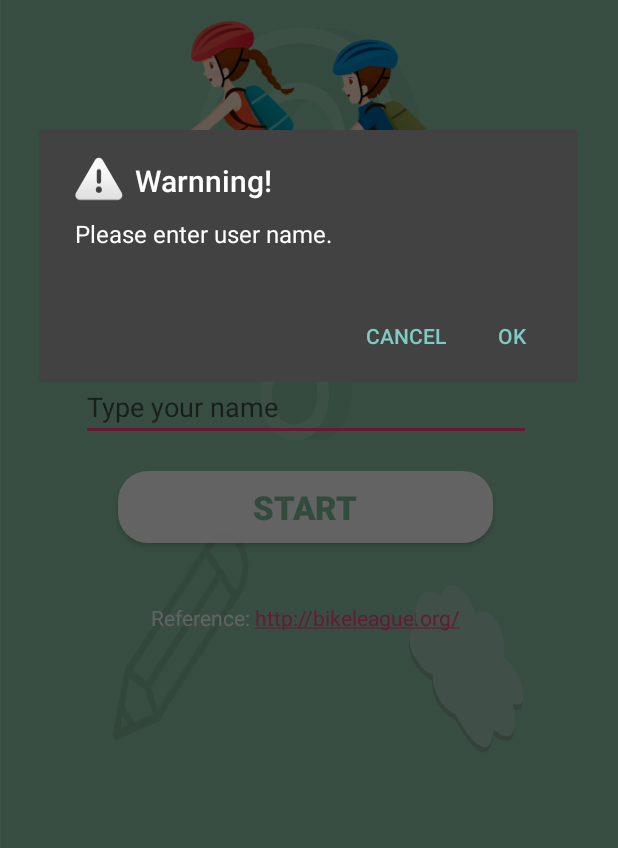
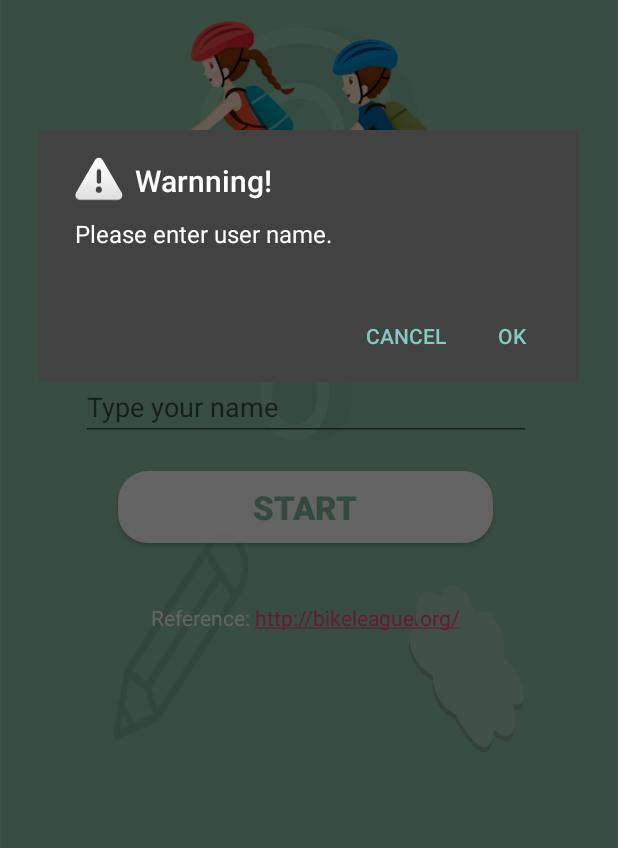
Before and after one commit to Yolongcat96/BikeSafetyQuizApp, an Android app: the screen it shows after launch (MainActivity), after a tap on "START", on a phone screen of 412 x 824 dp, the part 362-1210 px from its top. Run offline under Robolectric (Android 15) with nearby library versions, the phone set to English and light mode, and no system bars.

Commit message:
applied feedback

```diff
--- a/app/src/main/java/com/example/android/bikesafetyquizapp/DashboardActivity.java
+++ b/app/src/main/java/com/example/android/bikesafetyquizapp/DashboardActivity.java
@@ -27,7 +27,7 @@ public class DashboardActivity extends Activity {
         quizIconImageView.setOnClickListener(new View.OnClickListener() {
             public void onClick(View v) {
                 callQuizActivity();
-                Log.v("QuizApp", "Quiz icon is clicked.");
+                Log.v("QuizApp", getString(R.string.logv_message_quiz));
             }
         });
         // set the touch event listener to the view result icon
@@ -35,7 +35,7 @@ public class DashboardActivity extends Activity {
         viewResultIconImageView.setOnClickListener(new View.OnClickListener() {
             public void onClick(View v) {
                 callScoreQuizActivity();
-                Log.v("QuizApp", "View Result icon is clicked.");
+                Log.v("QuizApp", getString(R.string.logv_message_result));
             }
         });
     }
@@ -44,7 +44,7 @@ public class DashboardActivity extends Activity {
         Bundle extras = getIntent().getExtras();
         if (extras != null) {
             currentUserName = extras.getString("user_name");
-            Log.v("(QuizApp)", "(receiveDataFromMainActivity) user name: " + currentUserName);
+            Log.v("(QuizApp)", getString(R.string.logv_message_username) + currentUserName);
         }
 
     }
--- a/app/src/main/java/com/example/android/bikesafetyquizapp/MainActivity.java
+++ b/app/src/main/java/com/example/android/bikesafetyquizapp/MainActivity.java
@@ -47,7 +47,7 @@ public class MainActivity extends Activity {
         // get user name
         final EditText nameText = (EditText) findViewById(R.id.enterName);
         if (nameText != null) {
-            userName = nameText.getText().toString();
+            userName = nameText.getText().toString().trim();
         }
         return userName;
     }
@@ -55,7 +55,7 @@ public class MainActivity extends Activity {
     // when click this button, it moves the user to the dashboard
     public void startButton(View view) {
         // check the user name is typed
-        if (getUserName().equals("")) {
+        if (getUserName().equalsIgnoreCase("")) {
             showWarning();
         } else {
             // call dashboard activity
--- a/app/src/main/java/com/example/android/bikesafetyquizapp/QuizActivity.java
+++ b/app/src/main/java/com/example/android/bikesafetyquizapp/QuizActivity.java
@@ -557,7 +557,6 @@ public class QuizActivity extends Activity implements View.OnClickListener {
                 numAnswered++;
             }
         }
-
         // check the correct answer in case of answering the question
         if (numAnswered > 0) {
             for (int i = 0; i < currentQuestionUnit.correctAnswerArray.length; i++) {
@@ -567,7 +566,6 @@ public class QuizActivity extends Activity implements View.OnClickListener {
         } else {
             return false;
         }
-
         return true;
     }
 
@@ -650,7 +648,6 @@ public class QuizActivity extends Activity implements View.OnClickListener {
             for (int i = 0; i < 4; i++) {
                 buttonArray[i] = null;
             }
-
             if (currentProblemNumber == 3) {
                 editText.setVisibility(EditText.GONE);
             } else if (currentProblemNumber == 4) {
--- a/app/src/main/res/layout/activity_main.xml
+++ b/app/src/main/res/layout/activity_main.xml
@@ -10,14 +10,17 @@
     android:scaleType="centerCrop"
     android:fillViewport="true"
     android:scrollbarStyle="insideInset"
-    android:scrollbars="vertical">
+    android:scrollbars="vertical"
+    >
 
     <LinearLayout
         android:layout_width="match_parent"
         android:layout_height="match_parent"
         android:gravity="center"
         android:orientation="vertical"
-        tools:context=".MainActivity">
+        tools:context=".MainActivity"
+        android:focusableInTouchMode="true"
+        android:focusable="true">
 
         <TextView
             android:id="@+id/titleTextView"
--- a/app/src/main/res/layout/show_score_board.xml
+++ b/app/src/main/res/layout/show_score_board.xml
@@ -65,7 +65,7 @@
                 android:layout_height="wrap_content"
                 android:layout_marginLeft="90dp"
                 android:layout_marginTop="50dp"
-                android:text="N/A"
+                android:text="@string/not_applicable"
                 android:textAlignment="center"
                 android:textColor="@android:color/white"
                 android:textSize="25sp"
@@ -77,7 +77,7 @@
                 android:layout_height="wrap_content"
                 android:layout_marginLeft="300dp"
                 android:layout_marginTop="50dp"
-                android:text="0/5"
+                android:text="@string/initial_score"
                 android:textAlignment="center"
                 android:textColor="@android:color/white"
                 android:textSize="25sp"
--- a/app/src/main/res/values/strings.xml
+++ b/app/src/main/res/values/strings.xml
@@ -19,4 +19,9 @@
     <string name="wrong_answer">Wrong answer</string>
     <string name="wrong_answer_word">Oops!</string>
     <string name="reference_link">Reference: http://bikeleague.org/</string>
+    <string name="initial_score">0/5</string>
+    <string name="not_applicable">N/A</string>
+    <string name="logv_message_quiz">Quiz icon is clicked.</string>
+    <string name="logv_message_result">View Result icon is clicked.</string>
+    <string name="logv_message_username">(receiveDataFromMainActivity) user name: </string>
 </resources>
```
